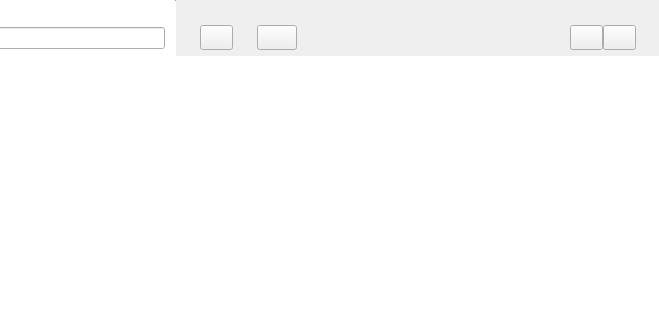
Above: src/mainwindow.ui from nuttyartist/notes before the change; both pictures show x 241 to 900 and y 0 to 320 of the 900 by 600 pixel window. Below: the same form after it.
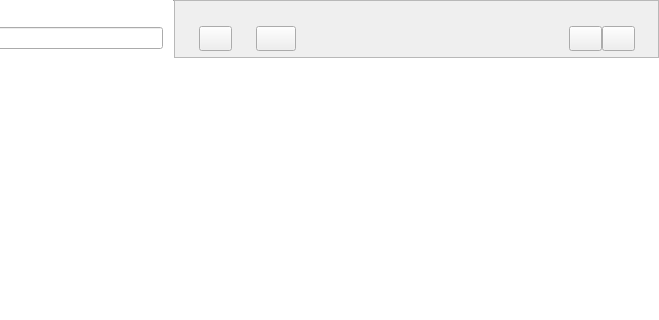
That is the form after the change. Icons and pictures are not drawn. Custom widgets are drawn as their Qt base class.

Commit message: Hide frame right when writing, recover when hovering

Patch:
```diff
--- a/src/mainwindow.ui
+++ b/src/mainwindow.ui
@@ -399,6 +399,36 @@
             <number>0</number>
            </property>
            <item>
+            <widget class="QFrame" name="frameRightTop">
+             <property name="minimumSize">
+              <size>
+               <width>0</width>
+               <height>0</height>
+              </size>
+             </property>
+             <property name="frameShape">
+              <enum>QFrame::StyledPanel</enum>
+             </property>
+             <property name="frameShadow">
+              <enum>QFrame::Raised</enum>
+             </property>
+             <layout class="QVBoxLayout" name="verticalLayout">
+              <property name="spacing">
+               <number>0</number>
+              </property>
+              <property name="leftMargin">
+               <number>0</number>
+              </property>
+              <property name="topMargin">
+               <number>0</number>
+              </property>
+              <property name="rightMargin">
+               <number>0</number>
+              </property>
+              <property name="bottomMargin">
+               <number>0</number>
+              </property>
+              <item>
             <spacer name="verticalSpacer_upEditorDateLabel">
              <property name="orientation">
               <enum>Qt::Vertical</enum>
@@ -430,7 +460,7 @@
                <property name="sizeHint" stdset="0">
                 <size>
                  <width>24</width>
-                 <height>20</height>
+                    <height>25</height>
                 </size>
                </property>
               </spacer>
@@ -481,7 +511,7 @@
                <property name="sizeHint" stdset="0">
                 <size>
                  <width>24</width>
-                 <height>20</height>
+                    <height>25</height>
                 </size>
                </property>
               </spacer>
@@ -511,7 +541,7 @@
                <property name="sizeHint" stdset="0">
                 <size>
                  <width>40</width>
-                 <height>20</height>
+                    <height>25</height>
                 </size>
                </property>
               </spacer>
@@ -557,7 +587,7 @@
                <property name="sizeHint" stdset="0">
                 <size>
                  <width>40</width>
-                 <height>20</height>
+                    <height>25</height>
                 </size>
                </property>
               </spacer>
@@ -637,7 +667,7 @@
                <property name="sizeHint" stdset="0">
                 <size>
                  <width>23</width>
-                 <height>20</height>
+                    <height>25</height>
                 </size>
                </property>
               </spacer>
@@ -659,6 +689,9 @@
               </size>
              </property>
             </spacer>
+              </item>
+             </layout>
+            </widget>
            </item>
            <item>
             <widget class="CustomDocument" name="textEdit">
```
Lines whose indentation alone changed are shown as unchanged. The commit also changes 2 other files.
